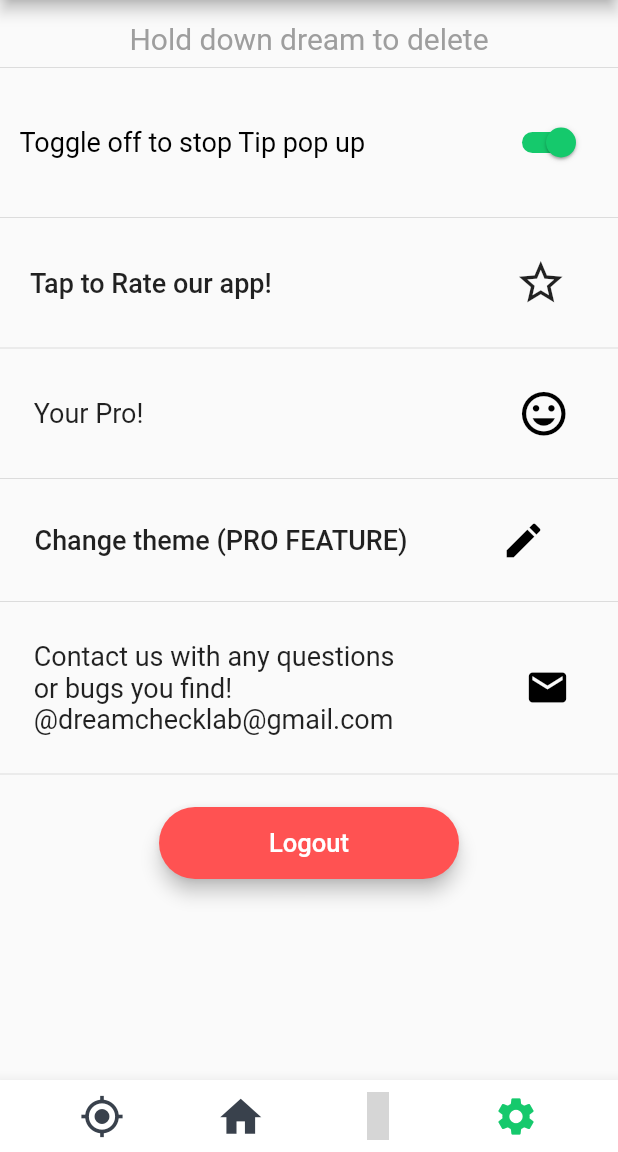
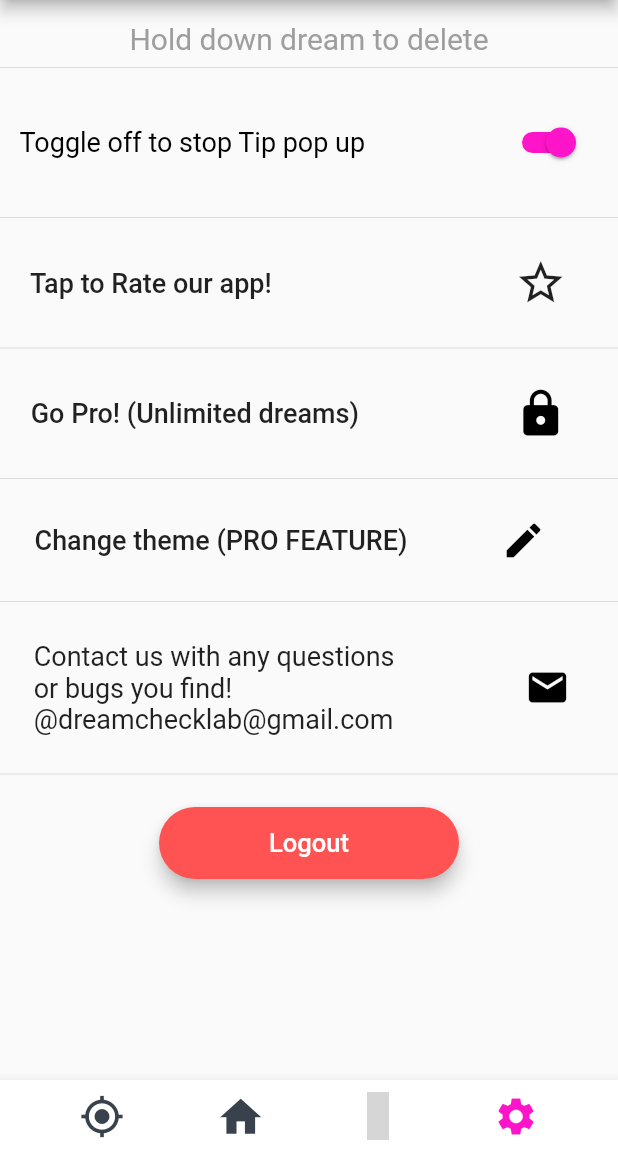
Before and after one commit to DantesHub/dream-check-official, a Flutter app: the Settings screen opened directly, on a phone screen of 412 x 824 dp, the part 84-1236 px from its top. Run offline on Flutter 3.47's test engine with Material 2 defaults, Android fonts, the phone set to English and light mode, and no system bars; our stand-ins replace animated_text_kit, cloud_firestore, firebase_auth, flutter_local_notifications, flutter_time_picker_spinner, material_design_icons_flutter and 3 more; missing offline and left inert: launch_review; accounts and stored records are empty; grey boxes are pictures that could not be loaded.

Commit message:
sept 5th

```diff
--- a/flutter_app copy/lib/home_page.dart
+++ b/flutter_app copy/lib/home_page.dart
@@ -21,7 +21,7 @@ import 'components/completed_dream.dart';
 import 'components/user_isnt_pro_alert.dart';
 
 String pressedThemeColor;
-Color mainAccentColor = Color(0xFF15C96C);
+Color mainAccentColor = Color.fromRGBO(255,21,201,1.0);   //0xFF15C96C  (I used FF15C9 in mainAccentColor and its working)
 String mainAccentColorString;
 String fsTitleDelete;
 int counter = 1;
@@ -447,6 +447,7 @@ class _HomePageState extends State<HomePage> {
                     Icons.add,
                     size: 70.0,
                     //TODO: this plus button icon (home page) color is not changing even though its color is mainAccentColor which changes when the user chooses a new color
+                    //TODO: Done
                     color: mainAccentColor,
                   ),
                 ),
--- a/flutter_app copy/lib/settings_page.dart
+++ b/flutter_app copy/lib/settings_page.dart
@@ -15,6 +15,7 @@ import 'completed_dreams.dart';
 import 'step_builder.dart';
 import 'components/change_theme_color_page.dart';
 import 'package:shared_preferences/shared_preferences.dart';
+import 'package:launch_review/launch_review.dart';
 
 //TODO: isUserPro should be changed to true and saved in firebase if user pays (non-consumable) one time payment
 bool isUserPro = true;
@@ -161,8 +162,10 @@ class _SettingsState extends State<Settings> {
           ),
           Divider(),
           //TODO: WHEN user presses they should be directed to rate on IOS or android
+          // TODO: Done
           FlatButton(
-            onPressed: () {},
+            onPressed: () {LaunchReview.launch(androidAppId: "com.studyinghub.vision_check_test",
+                iOSAppId: "1476432116");},
             child: Row(
               mainAxisSize: MainAxisSize.max,
               mainAxisAlignment: MainAxisAlignment.spaceBetween,
@@ -184,28 +187,7 @@ class _SettingsState extends State<Settings> {
           Divider(),
           //TODO: if isUserPro is false, and user taps then they should be directed to pay $1.99
           (isUserPro == false)
-              ? FlatButton(
-                  onPressed: () {},
-                  child: Row(
-                    mainAxisSize: MainAxisSize.max,
-                    mainAxisAlignment: MainAxisAlignment.spaceBetween,
-                    children: <Widget>[
-                      Text(
-                        " Go Pro! (Unlimited dreams)",
-                        style: TextStyle(fontSize: 18.0),
-                      ),
-                      Padding(
-                        padding: const EdgeInsets.all(18.0),
-                        child: Icon(
-                          Icons.lock,
-                          size: 35.0,
-                          color: Colors.black,
-                        ),
-                      ),
-                    ],
-                  ),
-                )
-              : Container(
+              ? Container(
                   child: Row(
                     mainAxisSize: MainAxisSize.max,
                     mainAxisAlignment: MainAxisAlignment.spaceBetween,
@@ -221,6 +203,27 @@ class _SettingsState extends State<Settings> {
                         padding: EdgeInsets.fromLTRB(8.0, 18.0, 32.0, 18.0),
                         child: Icon(
                           Icons.mood,
+                          size: 35.0,
+                          color: Colors.black,
+                        ),
+                      ),
+                    ],
+                  ),
+                )
+              : FlatButton(
+                  onPressed: () {},
+                  child: Row(
+                    mainAxisSize: MainAxisSize.max,
+                    mainAxisAlignment: MainAxisAlignment.spaceBetween,
+                    children: <Widget>[
+                      Text(
+                        " Go Pro! (Unlimited dreams)",
+                        style: TextStyle(fontSize: 18.0),
+                      ),
+                      Padding(
+                        padding: const EdgeInsets.all(18.0),
+                        child: Icon(
+                          Icons.lock,
                           size: 35.0,
                           color: Colors.black,
                         ),
--- a/flutter_app copy/my_app/pubspec.yaml
+++ b/flutter_app copy/my_app/pubspec.yaml
@@ -13,16 +13,21 @@ description: A new Flutter project.
 # https://developer.apple.com/library/archive/documentation/General/Reference/InfoPlistKeyReference/Articles/CoreFoundationKeys.html
 version: 1.0.0+1
 
+
+
 environment:
   sdk: ">=2.1.0 <3.0.0"
+
 
 dependencies:
   flutter:
     sdk: flutter
 
+
   # The following adds the Cupertino Icons font to your application.
   # Use with the CupertinoIcons class for iOS style icons.
   cupertino_icons: ^0.1.2
+  launch_review: ^2.0.0
 
 dev_dependencies:
   flutter_test:
--- a/flutter_app copy/pubspec.yaml
+++ b/flutter_app copy/pubspec.yaml
@@ -23,6 +23,7 @@ dependencies:
   # The following adds the Cupertino Icons font to your application.
   # Use with the CupertinoIcons class for iOS style icons.
   cupertino_icons: ^0.1.2
+  launch_review: ^2.0.0
   flutter_cupertino_date_picker: ^1.0.3
   intl: ^0.15.7
   flutter_time_picker_spinner: ^1.0.5
```
Also changed, not shown: flutter_app copy/my_app/pubspec.lock, flutter_app copy/pubspec.lock, 3 other files.
